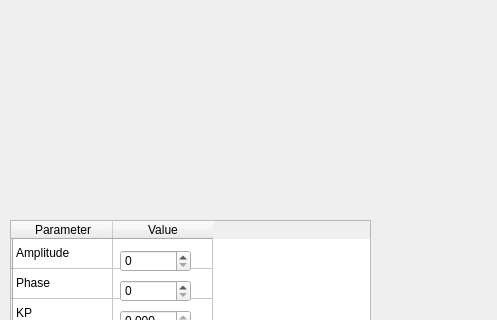
Above: mainwindow.ui from vhock/Phase-locked-Loop before the change; both pictures show x 0 to 497 and y 0 to 320 of the 800 by 600 pixel window. Below: the same form after it.
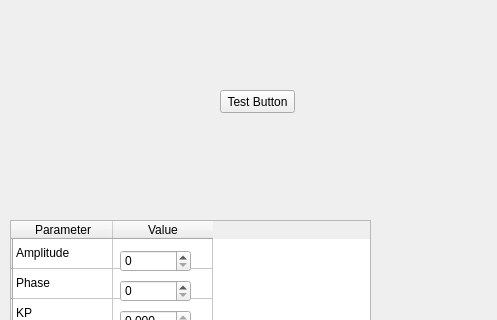
That is the form after the change.

```diff
--- a/mainwindow.ui
+++ b/mainwindow.ui
@@ -393,6 +393,19 @@
      <string>Send Command</string>
     </property>
    </widget>
+   <widget class="QPushButton" name="pushButton">
+    <property name="geometry">
+     <rect>
+      <x>220</x>
+      <y>90</y>
+      <width>75</width>
+      <height>23</height>
+     </rect>
+    </property>
+    <property name="text">
+     <string>Test Button</string>
+    </property>
+   </widget>
    <zorder>tableWidget</zorder>
    <zorder>ipAddress</zorder>
    <zorder>connectButton</zorder>
```
Left out of the diff: 1 changed line with no effect on the pictures.
